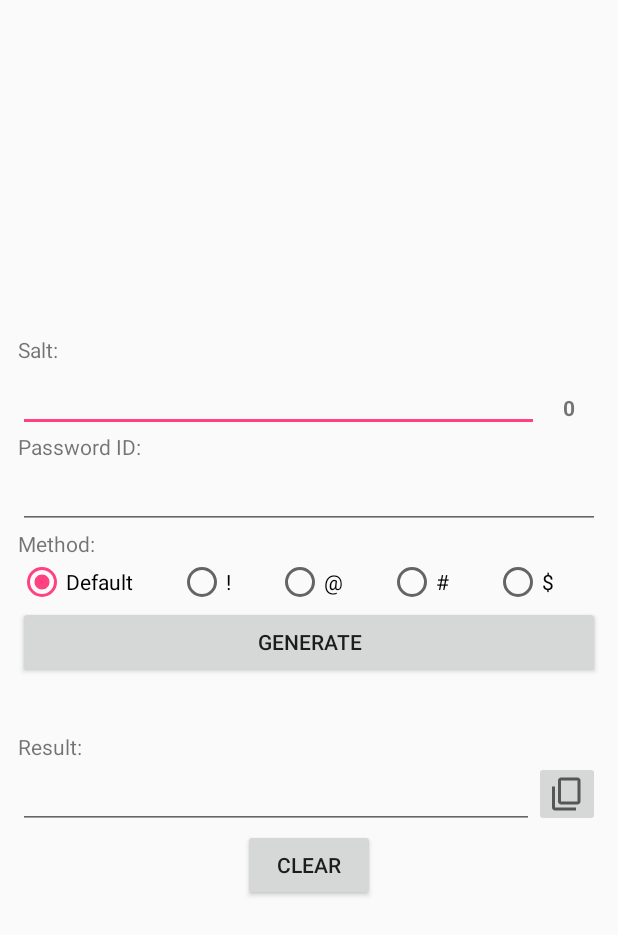
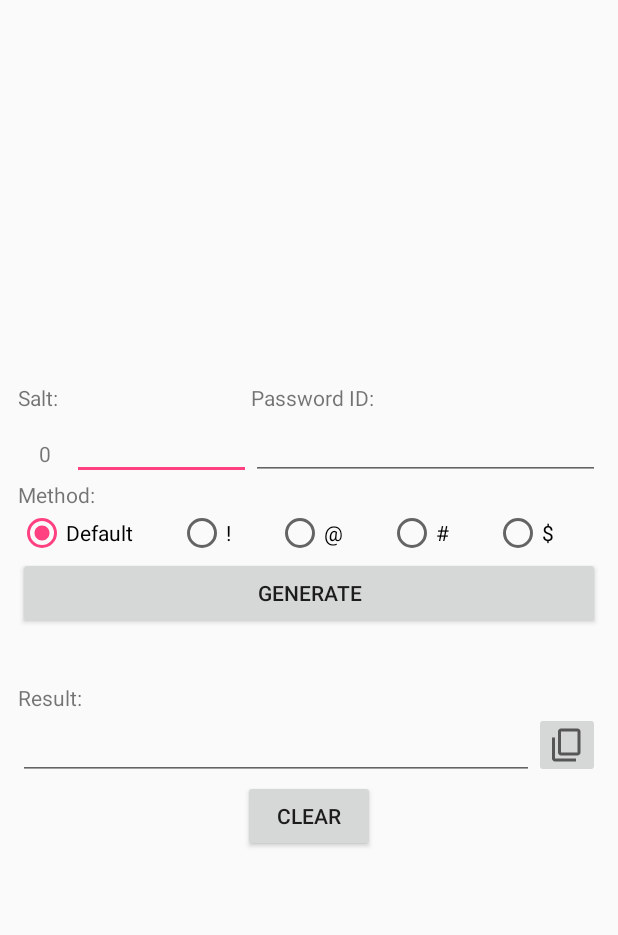
Before and after one commit to noliran/ykpass, an Android app: the layout activity_main.xml on its own in the app's theme, with its tools: preview values and no code run, on a phone screen of 412 x 824 dp. Shown: the top 935 px of the screen. Run offline under Robolectric (Android 15) with nearby library versions, the phone set to English and light mode, and no system bars.

Commit message:
Main screen design changes

```diff
--- a/android/app/src/main/res/layout/activity_main.xml
+++ b/android/app/src/main/res/layout/activity_main.xml
@@ -16,35 +16,57 @@
         app:layout_constraintEnd_toEndOf="parent"
         app:layout_constraintStart_toStartOf="parent">
 
+        <LinearLayout
+            android:layout_width="match_parent"
+            android:layout_height="wrap_content"
+            android:orientation="horizontal"
+            app:layout_constraintEnd_toEndOf="parent"
+            app:layout_constraintStart_toStartOf="parent">
+
+            <LinearLayout
+                android:layout_width="match_parent"
+                android:layout_height="wrap_content"
+                android:layout_weight="3"
+                android:orientation="vertical">
+
                 <TextView
                     android:id="@+id/tv1"
                     android:layout_width="wrap_content"
                     android:layout_height="wrap_content"
                     android:text="Salt:" />
 
+
                 <LinearLayout
                     android:layout_width="match_parent"
                     android:layout_height="wrap_content"
                     android:orientation="horizontal">
 
-        <EditText
-            android:id="@+id/etSalt"
-            android:layout_width="0dp"
-            android:layout_height="wrap_content"
-            android:layout_weight="1"
-            android:inputType="numberPassword" />
                     <TextView
                         android:id="@+id/tvSaltColor"
                         android:layout_width="wrap_content"
                         android:layout_height="wrap_content"
-                android:width="30dp"
-                android:height="30dp"
-                android:layout_margin="5dip"
-                android:text="0"
+                        android:layout_margin="4dp"
+                        android:width="28dp"
+                        android:height="28dp"
                         android:gravity="center"
-                android:textStyle="bold"
-                />
+                        android:text="0" />
+
+                    <EditText
+                        android:id="@+id/etSalt"
+                        android:layout_width="match_parent"
+                        android:layout_height="wrap_content"
+                        android:inputType="numberPassword"
+                        android:nextFocusDown="@+id/etPasswordId" />
                 </LinearLayout>
+
+            </LinearLayout>
+
+
+            <LinearLayout
+                android:layout_width="match_parent"
+                android:layout_height="wrap_content"
+                android:layout_weight="2"
+                android:orientation="vertical">
 
                 <TextView
                     android:id="@+id/tv2"
@@ -57,6 +79,8 @@
                     android:layout_width="match_parent"
                     android:layout_height="wrap_content"
                     android:inputType="textVisiblePassword" />
+            </LinearLayout>
+        </LinearLayout>
 
 
         <LinearLayout
```
Lines whose indentation alone changed are shown as unchanged.
